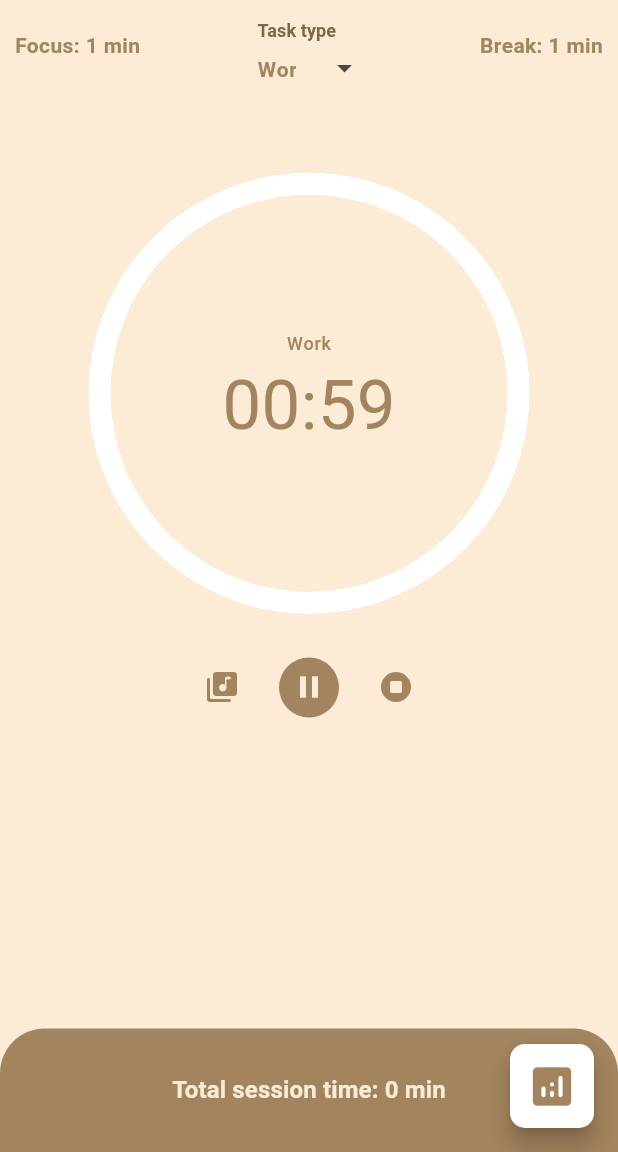
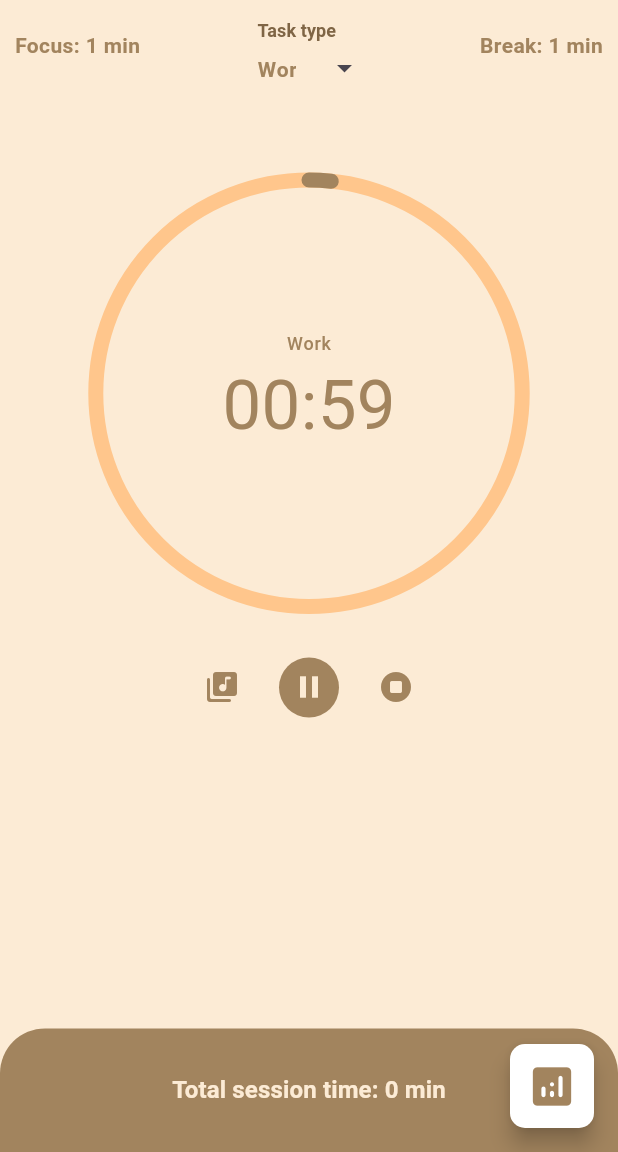
Before and after one commit to m-mhe/scheduler, a Flutter app: the FocusSessionScreen screen opened directly with empty values, after a tap on the "play arrow" icon, on a phone screen of 412 x 824 dp, the part 84-1236 px from its top. Run offline on Flutter 3.47's test engine with Material 3 defaults, Android fonts, the phone set to English and light mode, and no system bars; drawn by our look-alikes of sleek_circular_slider; our stand-ins replace fl_chart, get, numberpicker, sqflite; accounts and stored records are empty.

Commit message:
focus screen functionality implemantation is done!, I don't know how it works; but it works

```diff
--- a/lib/ui/screens/focus_session_screen.dart
+++ b/lib/ui/screens/focus_session_screen.dart
@@ -1,7 +1,6 @@
 import 'package:flutter/material.dart';
 import 'package:scheduler/ui/widgets/common_app_bar.dart';
 import 'package:sleek_circular_slider/sleek_circular_slider.dart';
-
 import '../utils/theme_colors.dart';
 
 class FocusSessionScreen extends StatefulWidget {
@@ -102,21 +101,21 @@ class _FocusSessionScreenState extends State<FocusSessionScreen> {
                     child: SleekCircularSlider(
                       initialValue: _completedTime,
                       min: _startTime,
-                      max: _isBreak ? _breakEndTime : _endTime,
+                      max: _isBreak ? (_breakEndTime + 1) : (_endTime + 1),
                       appearance: CircularSliderAppearance(
                           spinnerMode: false,
                           angleRange: 360,
                           startAngle: 270,
                           size: MediaQuery.sizeOf(context).width / 1.4,
                           customWidths: CustomSliderWidths(
-                            trackWidth: 15,
-                            progressBarWidth: 15,
-                            shadowWidth: 20,
+                            trackWidth: 10,
+                            progressBarWidth: 10,
+                            shadowWidth: 17,
                             handlerSize: 0,
                           ),
                           customColors: CustomSliderColors(
                             trackColor: ThemeColors.darkAccent,
-                            progressBarColor: Colors.white,
+                            progressBarColor: ThemeColors.accentColor,
                             shadowColor: ThemeColors.accentColor,
                             hideShadow: true,
                           ),
@@ -128,10 +127,10 @@ class _FocusSessionScreenState extends State<FocusSessionScreen> {
                                   .labelMedium
                                   ?.copyWith(color: ThemeColors.accentColor),
                               modifier: (v) {
-                                return '${(_endTime - v).toStringAsFixed(0).padLeft(2, '0')}:${_second.toString().padLeft(2, '0')}';
+                                return '${(_endTime - v.toInt()).toStringAsFixed(0).padLeft(2, '0')}:${_second.toString().padLeft(2, '0')}';
                               },
                               bottomLabelText: _focusMode ? null : 'Paused',
-                              mainLabelStyle: TextStyle(
+                              mainLabelStyle: const TextStyle(
                                   fontSize: 46, color: ThemeColors.accentColor),
                               bottomLabelStyle: Theme.of(context)
                                   .textTheme
@@ -146,10 +145,10 @@ class _FocusSessionScreenState extends State<FocusSessionScreen> {
                   children: [
                     IconButton(
                       onPressed: () {},
-                      icon: Icon(Icons.my_library_music_rounded),
+                      icon: const Icon(Icons.my_library_music_rounded),
                       color: ThemeColors.accentColor,
                     ),
-                    SizedBox(
+                    const SizedBox(
                       width: 10,
                     ),
                     IconButton(
@@ -164,8 +163,10 @@ class _FocusSessionScreenState extends State<FocusSessionScreen> {
                           if (_isBreak) {
                             if (_second != 1) {
                               _second--;
+                              _completedTime =
+                                  _completedTime + 0.0166666666666667;
                             } else {
-                              if (_completedTime == _breakEndTime) {
+                              if (_completedTime >= _breakEndTime) {
                                 _completedTime = 0;
                                 _isBreak = false;
                                 skip = true;
@@ -173,15 +174,18 @@ class _FocusSessionScreenState extends State<FocusSessionScreen> {
                               if (skip) {
                                 skip = false;
                               } else {
-                                _completedTime++;
+                                _completedTime =
+                                    _completedTime + 0.0166666666666667;
                               }
                               _second = 60;
                             }
                           } else {
                             if (_second != 1) {
                               _second--;
+                              _completedTime =
+                                  _completedTime + 0.0166666666666667;
                             } else {
-                              if (_completedTime == _endTime) {
+                              if (_completedTime >= _endTime) {
                                 _completedTime = 0;
                                 _focusSessions++;
                                 _isBreak = true;
@@ -190,7 +194,8 @@ class _FocusSessionScreenState extends State<FocusSessionScreen> {
                               if (skip) {
                                 skip = false;
                               } else {
-                                _completedTime++;
+                                _completedTime =
+                                    _completedTime + 0.0166666666666667;
                               }
                               _second = 60;
                             }
@@ -203,7 +208,7 @@ class _FocusSessionScreenState extends State<FocusSessionScreen> {
                           : const Icon(Icons.play_arrow_rounded),
                       color: ThemeColors.lightColor,
                     ),
-                    SizedBox(
+                    const SizedBox(
                       width: 10,
                     ),
                     IconButton(
@@ -226,7 +231,7 @@ class _FocusSessionScreenState extends State<FocusSessionScreen> {
                     topLeft: Radius.circular(30))),
             child: Center(
                 child: Text(
-              'Total session time: ${(_focusSessions*(_endTime+1)).toStringAsFixed(0)} min',
+              'Total session time: ${(_focusSessions * (_endTime + 1)).toStringAsFixed(0)} min',
               textAlign: TextAlign.center,
               style: Theme.of(context)
                   .textTheme
```
